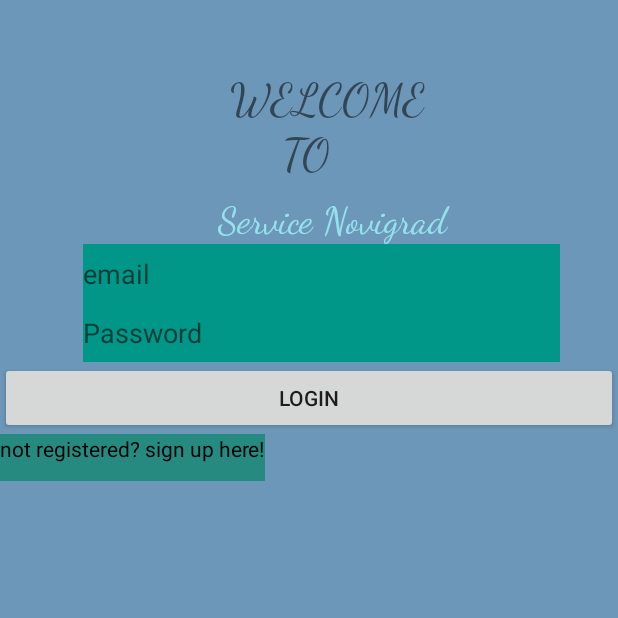
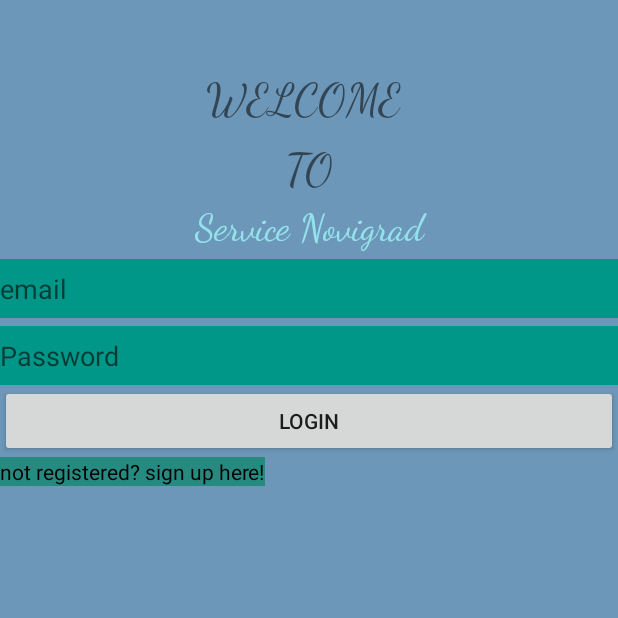
Before and after one commit to nfarah07/serviceNovuGrad, an Android app: the LoginActivity screen opened directly, with no data from a screen before it, on a phone screen of 412 x 824 dp, the top half of it. Run offline under Robolectric (Android 15) with nearby library versions, the phone set to English and light mode, and no system bars; our stand-ins replace Firebase (no records; nobody signed in at launch, a user with empty details on screens opened directly).

Commit message:
Bug fixes and UI tweaks

```diff
--- a/Prototyped1/app/build.gradle
+++ b/Prototyped1/app/build.gradle
@@ -36,4 +36,5 @@ dependencies {
     androidTestImplementation 'androidx.test.ext:junit:1.1.1'
     androidTestImplementation 'androidx.test.espresso:espresso-core:3.2.0'
 
+
 }
--- a/Prototyped1/app/src/main/java/com/example/prototyped1/AdminMainActivity.java
+++ b/Prototyped1/app/src/main/java/com/example/prototyped1/AdminMainActivity.java
@@ -5,6 +5,8 @@ import android.view.View;
 import android.widget.TextView;
 import androidx.appcompat.app.AppCompatActivity;
 import android.os.Bundle;
+
+import com.example.prototyped1.account.Account;
 import com.example.prototyped1.account.Admin;
 import com.example.prototyped1.account.UserAccount;
 import com.google.firebase.auth.FirebaseAuth;
--- a/Prototyped1/app/src/main/java/com/example/prototyped1/LoginActivity.java
+++ b/Prototyped1/app/src/main/java/com/example/prototyped1/LoginActivity.java
@@ -8,6 +8,8 @@ import androidx.annotation.NonNull;
 import androidx.appcompat.app.AppCompatActivity;
 
 import android.os.Bundle;
+
+import com.example.prototyped1.account.Account;
 import com.example.prototyped1.account.Admin;
 import com.example.prototyped1.account.Customer;
 import com.example.prototyped1.account.Employee;
--- a/Prototyped1/app/src/main/java/com/example/prototyped1/account/Admin.java
+++ b/Prototyped1/app/src/main/java/com/example/prototyped1/account/Admin.java
@@ -1,4 +1,6 @@
 package com.example.prototyped1.account;
+
+
 
 public class Admin extends Account {
     public Admin(String email, String pass){
--- a/Prototyped1/app/src/main/java/com/example/prototyped1/account/Employee.java
+++ b/Prototyped1/app/src/main/java/com/example/prototyped1/account/Employee.java
@@ -1,4 +1,5 @@
 package com.example.prototyped1.account;
+
 
 public class Employee extends UserAccount {
 
--- a/Prototyped1/app/src/main/java/com/example/prototyped1/account/UserAccount.java
+++ b/Prototyped1/app/src/main/java/com/example/prototyped1/account/UserAccount.java
@@ -1,4 +1,5 @@
 package com.example.prototyped1.account;
+
 
 public abstract class UserAccount extends Account {
     private String nameFirst;
--- a/Prototyped1/app/src/main/res/layout/activity_login.xml
+++ b/Prototyped1/app/src/main/res/layout/activity_login.xml
@@ -23,59 +23,55 @@
             android:id="@+id/textView2"
             android:layout_width="match_parent"
             android:layout_height="wrap_content"
-                android:layout_marginStart="65dp"
             android:layout_marginTop="48dp"
-                android:layout_marginEnd="65dp"
             android:fontFamily="cursive"
-                android:text="           WELCOME "
-                android:textSize="30sp"/>
+            android:text="WELCOME "
+            android:textAlignment="center"
+            android:textSize="30sp" />
 
         <TextView
             android:id="@+id/textView3"
             android:layout_width="match_parent"
             android:layout_height="wrap_content"
-                android:layout_marginStart="180dp"
-                android:layout_marginEnd="5dp"
-                android:layout_marginBottom="5dp"
+            android:layout_marginTop="10dp"
             android:fontFamily="cursive"
-                android:text=" TO"
-                android:textSize="30sp"/>
+            android:text="TO"
+            android:textAlignment="center"
+            android:textSize="30sp" />
 
         <TextView
             android:id="@+id/textView"
             android:layout_width="match_parent"
             android:layout_height="wrap_content"
-                android:layout_marginStart="65dp"
             android:layout_marginTop="5dp"
-                android:layout_marginEnd="65dp"
             android:fontFamily="cursive"
-                android:text="            Service Novigrad"
+            android:text="Service Novigrad"
+            android:textAlignment="center"
             android:textColor="#94E2EC"
             android:textColorHighlight="@color/colorAccent"
-                android:textSize="25sp"/>
+            android:textSize="25sp" />
 
         <EditText
             android:id="@+id/Email"
-                android:layout_width="318dp"
+            android:layout_width="match_parent"
             android:layout_height="39dp"
-                android:layout_marginStart="55dp"
-                android:layout_marginEnd="55dp"
+            android:layout_marginTop="5dp"
             android:background="#E49521"
             android:backgroundTint="#009688"
             android:ems="10"
-                android:inputType="textWebEmailAddress"
-                android:hint="email"/>
+            android:hint="email"
+            android:inputType="textWebEmailAddress" />
+
         <EditText
             android:id="@+id/Password"
-                android:layout_width="318dp"
+            android:layout_width="match_parent"
             android:layout_height="39dp"
-                android:layout_marginStart="55dp"
-                android:layout_marginEnd="55dp"
+            android:layout_marginTop="5dp"
             android:background="#E49521"
             android:backgroundTint="#009688"
             android:ems="10"
-                android:inputType="textPassword"
-                android:hint="Password"/>
+            android:hint="Password"
+            android:inputType="textPassword" />
         <RadioGroup
                 android:layout_width="match_parent"
                 android:layout_height="wrap_content">
@@ -101,7 +97,7 @@
         <TextView
             android:id="@+id/redirectSignup"
             android:layout_width="wrap_content"
-                android:layout_height="31dp"
+            android:layout_height="wrap_content"
             android:background="#2571AE"
             android:backgroundTint="#268A80"
             android:clickable="true"
@@ -109,7 +105,7 @@
             android:longClickable="false"
             android:onClick="onSignUp"
             android:text="not registered? sign up here!"
-                android:textColor="@android:color/black"/>
+            android:textColor="@android:color/black" />
     </LinearLayout>
 
 
```
Also changed, not shown: Prototyped1/app/src/main/res/layout/activity_admin_main.xml (+8 -6 lines), Prototyped1/app/src/main/res/layout/activity_customer_display.xml (+4 -3 lines), Prototyped1/app/src/main/res/layout/activity_sign.xml (+9 -5 lines). Lines whose indentation alone changed are shown as unchanged.
